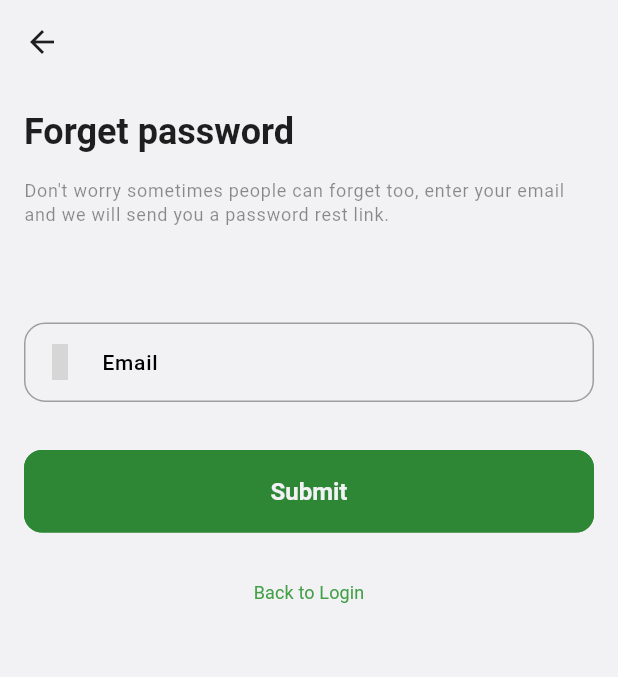
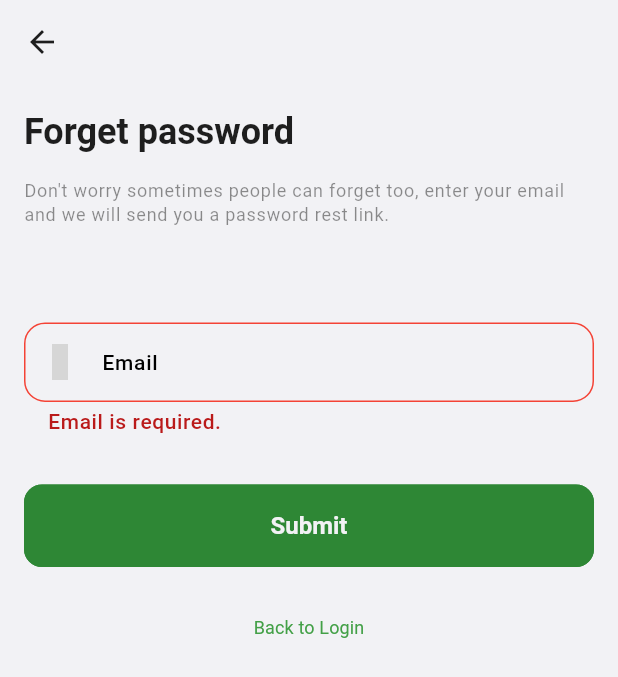
Before and after one commit to alaminsk99/plant_snap, a Flutter app: the ForgotPasswordScreen screen opened directly, after a tap on "Submit", on a phone screen of 412 x 824 dp. Shown: the top 677 px of the screen. Run offline on Flutter 3.47's test engine with Material 3 defaults, Android fonts, the phone set to English and light mode, and no system bars; our stand-ins replace cloud_firestore, connectivity_plus, firebase_auth, firebase_core, firebase_storage, flutter_native_splash and 8 more; accounts and stored records are empty; grey boxes are pictures that could not be loaded.

Commit message:
Finally All error are solve as well.

```diff
--- a/lib/app.dart
+++ b/lib/app.dart
@@ -21,7 +21,6 @@ class App extends StatelessWidget {
       theme: PAppTheme.lightTheme,
       darkTheme: PAppTheme.darkTheme,
       initialBinding: GeneralBindings(),
-
       /// Show loader or Circular Progress Indicator meanwhile Authenticate Repository is deciding to show relevant screen
       home: Scaffold(
         backgroundColor: Theme.of(context).colorScheme.primary,
--- /dev/null
+++ b/lib/controllers/forget_password/forget_password_controller.dart
@@ -0,0 +1,85 @@
+
+
+
+import 'package:flutter/cupertino.dart';
+import 'package:get/get.dart';
+import 'package:plant_snap/common/widgets/loaders/loaders.dart';
+import 'package:plant_snap/data/repositories/authentication/authentication_repository.dart';
+import 'package:plant_snap/data/services/network_manager.dart';
+import 'package:plant_snap/screens/auth/password_configuration/reset_password.dart';
+import 'package:plant_snap/utils/constants/image_strings.dart';
+import 'package:plant_snap/utils/popups/full_screen_loader.dart';
+
+class ForgetPasswordController extends GetxController{
+  static ForgetPasswordController get instance => Get.find();
+
+
+  /// Variable
+  final email = TextEditingController();
+  GlobalKey<FormState> forgetPasswordFormKey = GlobalKey<FormState>();
+
+  /// Send Reset Password Email
+  sendPasswordResetEmail()async{
+    try{
+      // Start Loader
+      PFullScreenLoader.openLoadingDialog('Processing your request...', PImageStrings.docerAnimation);
+
+      //Check Internet Connection
+      final isConnected = await NetworkManager.instance.isConnected();
+      if(!isConnected){
+        PFullScreenLoader.stopLoading();
+        return;
+      }
+
+      // Form Validation
+      if(!forgetPasswordFormKey.currentState!.validate()){
+        PFullScreenLoader.stopLoading();
+        return;
+      }
+
+      // Send email
+      await AuthenticationRepository.instance.sendPasswordResetEmail(email.text.trim());
+
+      PFullScreenLoader.stopLoading();
+
+      // success message
+      PLoaders.successSnackBar(title: 'Email sent',message: 'Email link sent to reset your password.');
+
+      // Redirect
+      Get.to(()=> ResetPassword(email: email.text.trim()));
+
+    }catch (e){
+      PFullScreenLoader.stopLoading();
+      PLoaders.errorSnackBar(title: 'Oh Snap!',message: e.toString());
+    }
+  }
+
+  resendPasswordResetEmail(String email)async{
+    try{
+
+      // Start Loader
+      PFullScreenLoader.openLoadingDialog('Processing your request...', PImageStrings.docerAnimation);
+
+      //Check Internet Connection
+      final isConnected = await NetworkManager.instance.isConnected();
+      if(!isConnected){
+        PFullScreenLoader.stopLoading();
+        return;
+      }
+
+      // Send email
+      await AuthenticationRepository.instance.sendPasswordResetEmail(email);
+
+      PFullScreenLoader.stopLoading();
+
+      // success message
+      PLoaders.successSnackBar(title: 'Email sent',message: 'Email link sent to reset your password.');
+
+
+    }catch (e){
+      PFullScreenLoader.stopLoading();
+      PLoaders.errorSnackBar(title: 'Oh Snap!',message: e.toString());
+    }
+  }
+
+}
--- a/lib/screens/auth/password_configuration/forgot_password_screen.dart
+++ b/lib/screens/auth/password_configuration/forgot_password_screen.dart
@@ -4,19 +4,21 @@ import 'package:google_fonts/google_fonts.dart';
 import 'package:iconsax/iconsax.dart';
 import 'package:plant_snap/common/widgets/custom_app_bar.dart';
 import 'package:plant_snap/common/widgets/custom_text_field.dart';
+import 'package:plant_snap/controllers/forget_password/forget_password_controller.dart';
 import 'package:plant_snap/data/services/auth_service.dart';
 import 'package:plant_snap/utils/constants/colors.dart';
 import 'package:plant_snap/utils/constants/sizes.dart';
 import 'package:plant_snap/utils/constants/text_strings.dart';
 import 'package:plant_snap/utils/helpers/helper_function.dart';
+import 'package:plant_snap/utils/validator/validators.dart';
 
 class ForgotPasswordScreen extends StatelessWidget {
-  final AuthService _authService = Get.find<AuthService>();
-  final TextEditingController _emailController = TextEditingController();
+  const ForgotPasswordScreen({super.key});
 
   @override
   Widget build(BuildContext context) {
     final dark = PHelperFunction.isDarkMode(context);
+    final controller = Get.put(ForgetPasswordController());
     return Scaffold(
       appBar: CustomAppBar(title: '',iconThemeData: IconThemeData(color: dark ? PColors.secondary: PColors.black,),isLeadingIcon: true,),
       body: SingleChildScrollView(
@@ -31,11 +33,16 @@ class ForgotPasswordScreen extends StatelessWidget {
               Text(PTextStrings.forgetScreenTitle,style: Theme.of(context).textTheme.labelMedium,),
               const SizedBox(height: PSizes.spaceBtwSection*2),
               // Text field
-              TextFormField(
-                decoration: const  InputDecoration(labelText: PTextStrings.email,prefixIcon: Icon(Iconsax.direct_right)),
+              Form(
+                key: controller.forgetPasswordFormKey,
+                child: TextFormField(
+                  controller: controller.email,
+                  validator:(value) => PValidators.validateEmail(value),
+                  decoration: const  InputDecoration(labelText: PTextStrings.email,prefixIcon: Icon(Iconsax.direct_right)),
+                ),
               ),
               const SizedBox(height: PSizes.spaceBtwSection),
-              SizedBox(width: double.infinity ,child: ElevatedButton(onPressed: (){}, child: const Text(PTextStrings.submit))),
+              SizedBox(width: double.infinity ,child: ElevatedButton(onPressed: ()=>controller.sendPasswordResetEmail(), child: const Text(PTextStrings.submit))),
               const SizedBox(height: PSizes.spaceBtwItems),
               Center(
                 child: TextButton(
@@ -53,12 +60,5 @@ class ForgotPasswordScreen extends StatelessWidget {
     );
   }
 
-  Future<void> _handleForgotPassword() async {
-    try {
-      await _authService.sendPasswordResetEmail(_emailController.text);
-      Get.snackbar('Success', 'Password reset email sent');
-    } catch (e) {
-      Get.snackbar('Error', e.toString());
-    }
-  }
+
 }
--- a/lib/screens/auth/signup/verify_email.dart
+++ b/lib/screens/auth/signup/verify_email.dart
@@ -22,7 +22,9 @@ class VerifyEmailScreen extends StatelessWidget {
       appBar: AppBar(
         automaticallyImplyLeading: false,
         actions: [
-          IconButton(onPressed: ()=> AuthenticationRepository.instance.logout(), icon: const Icon(CupertinoIcons.clear))
+          IconButton(onPressed: (){AuthenticationRepository.instance.logout();
+       }, icon: const Icon(CupertinoIcons.clear)),
+
         ],
       ),
       body: SingleChildScrollView(
--- a/lib/utils/constants/text_strings.dart
+++ b/lib/utils/constants/text_strings.dart
@@ -48,6 +48,9 @@ class PTextStrings{
   static const String forgetPassword = "Forget password";
   static const String signIn = "Sign In";
   static const String createAccount = "Create an Account";
+  static const String changeYourPasswordTitle = "Password Reset Email Sent";
+  static const String changeYourPasswordSubTitle = "Your account security is our priority! we've sent you a secure link to safely change your password and keep account protected.";
+
 
   /// Sign up Screen
   static const String signupTitle = "Let's Create your account";
--- a/lib/utils/popups/full_screen_loader.dart
+++ b/lib/utils/popups/full_screen_loader.dart
@@ -20,7 +20,7 @@ class PFullScreenLoader{
 
   static void openLoadingDialog(String text, String animation){
     showDialog(
-        context: Get.context!,
+        context: Get.overlayContext!,
         barrierDismissible: false,
         builder: (_)=> PopScope(
           canPop: false,
@@ -43,7 +43,8 @@ class PFullScreenLoader{
   /// Stop the currently open loading dialog
   /// This method does not return anythings
   static stopLoading(){
-    Navigator.of(Get.context!).pop();
+    // Navigator.of(Get.overlayContext!).pop();
+    Get.back();
   }
 
 
```
Also changed, not shown: lib/controllers/login/login_controller.dart (+12 -6 lines), lib/data/repositories/authentication/authentication_repository.dart (+15 -0 lines), lib/screens/auth/login/widgets/login_form.dart (+5 -3 lines), lib/screens/auth/password_configuration/reset_password.dart (added, +84 -0 lines).
